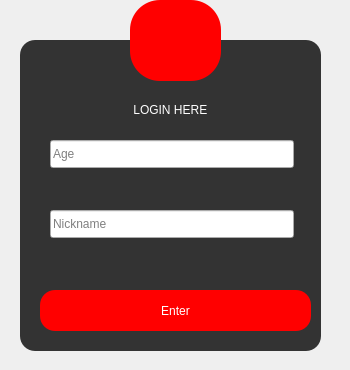
Qt form form.ui (NazaeStoyko/SeaBattle-Qt) before a commit.
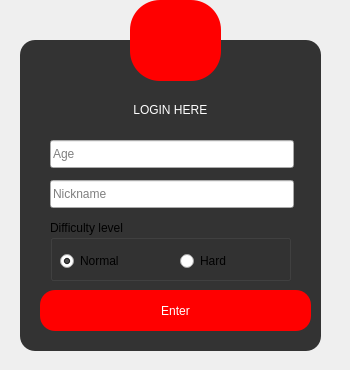
The same form after that commit. Icons and pictures are not drawn.

Commit message: complete the implementation of the difficulty level in the game

Diff of the .ui file:
```diff
--- a/form.ui
+++ b/form.ui
@@ -152,7 +152,7 @@
     <property name="geometry">
      <rect>
       <x>30</x>
-      <y>170</y>
+      <y>140</y>
       <width>244</width>
       <height>28</height>
      </rect>
@@ -170,6 +170,48 @@
      <string>Nickname</string>
     </property>
    </widget>
+   <widget class="QGroupBox" name="groupBox">
+    <property name="geometry">
+     <rect>
+      <x>30</x>
+      <y>180</y>
+      <width>241</width>
+      <height>61</height>
+     </rect>
+    </property>
+    <property name="title">
+     <string>Difficulty level</string>
+    </property>
+    <widget class="QRadioButton" name="rbNormal">
+     <property name="geometry">
+      <rect>
+       <x>10</x>
+       <y>30</y>
+       <width>91</width>
+       <height>22</height>
+      </rect>
+     </property>
+     <property name="text">
+      <string>Normal</string>
+     </property>
+     <property name="checked">
+      <bool>true</bool>
+     </property>
+    </widget>
+    <widget class="QRadioButton" name="rbHard">
+     <property name="geometry">
+      <rect>
+       <x>130</x>
+       <y>30</y>
+       <width>91</width>
+       <height>22</height>
+      </rect>
+     </property>
+     <property name="text">
+      <string>Hard</string>
+     </property>
+    </widget>
+   </widget>
   </widget>
   <widget class="QToolButton" name="toolButton">
    <property name="geometry">
```
Left out of the diff: 4 changed lines with no effect on the pictures. The commit also changes 4 other files.
